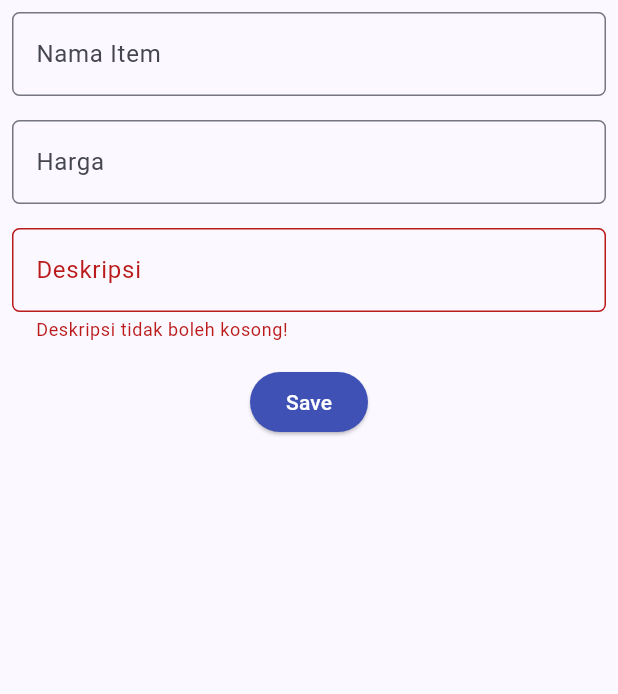
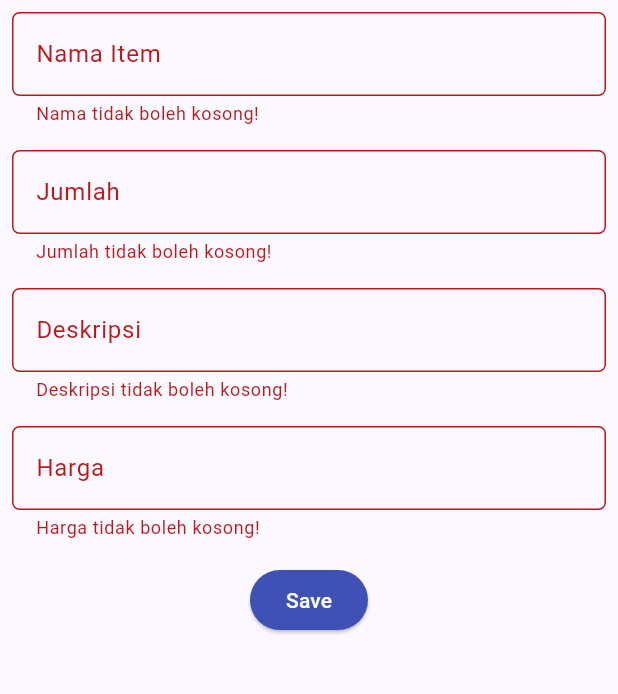
Before and after one commit to HilmyAmmar/inventory_app_mobile, a Flutter app: the ShopFormPage screen opened directly, after a tap on "Save", on a phone screen of 412 x 824 dp, the part 84-778 px from its top. Run offline on Flutter 3.47's test engine with Material 2 defaults, Android fonts, the phone set to English and light mode, and no system bars; missing offline and left inert: pbp_django_auth; network calls fail.

Commit message:
tugas 9 selesai

```diff
--- a/lib/screens/shoplist_form.dart
+++ b/lib/screens/shoplist_form.dart
@@ -1,5 +1,10 @@
+import 'dart:convert';
+
 import 'package:flutter/material.dart';
+import 'package:inventory_app/screens/menu.dart';
 import 'package:inventory_app/widgets/left_drawer.dart';
+import 'package:pbp_django_auth/pbp_django_auth.dart';
+import 'package:provider/provider.dart';
 
 class ShopFormPage extends StatefulWidget {
   const ShopFormPage({super.key});
@@ -11,10 +16,12 @@ class ShopFormPage extends StatefulWidget {
 class _ShopFormPageState extends State<ShopFormPage> {
   final _formKey = GlobalKey<FormState>();
   String _name = "";
+  int _amount = 0;
+  String _description = "";
   int _price = 0;
-  String _description = "";
   @override
   Widget build(BuildContext context) {
+    final request = context.watch<CookieRequest>();
     return Scaffold(
       appBar: AppBar(
         title: const Center(
@@ -59,23 +66,23 @@ class _ShopFormPageState extends State<ShopFormPage> {
               padding: const EdgeInsets.all(8.0),
               child: TextFormField(
                 decoration: InputDecoration(
-                  hintText: "Harga",
-                  labelText: "Harga",
+                  hintText: "Jumlah",
+                  labelText: "Jumlah",
                   border: OutlineInputBorder(
                     borderRadius: BorderRadius.circular(5.0),
                   ),
                 ),
                 onChanged: (String? value) {
                   setState(() {
-                    _price = int.parse(value!);
+                    _amount = int.parse(value!);
                   });
                 },
                 validator: (String? value) {
                   if (value == null || value.isEmpty) {
-                    return "Harga tidak boleh kosong!";
+                    return "Jumlah tidak boleh kosong!";
                   }
                   if (int.tryParse(value) == null) {
-                    return "Harga harus berupa angka!";
+                    return "Jumlah harus berupa angka!";
                   }
                   return null;
                 },
@@ -104,6 +111,32 @@ class _ShopFormPageState extends State<ShopFormPage> {
                 },
               ),
             ),
+            Padding(
+              padding: const EdgeInsets.all(8.0),
+              child: TextFormField(
+                decoration: InputDecoration(
+                  hintText: "Harga",
+                  labelText: "Harga",
+                  border: OutlineInputBorder(
+                    borderRadius: BorderRadius.circular(5.0),
+                  ),
+                ),
+                onChanged: (String? value) {
+                  setState(() {
+                    _price = int.parse(value!);
+                  });
+                },
+                validator: (String? value) {
+                  if (value == null || value.isEmpty) {
+                    return "Harga tidak boleh kosong!";
+                  }
+                  if (int.tryParse(value) == null) {
+                    return "Harga harus berupa angka!";
+                  }
+                  return null;
+                },
+              ),
+            ),
             Align(
               alignment: Alignment.bottomCenter,
               child: Padding(
@@ -112,36 +145,36 @@ class _ShopFormPageState extends State<ShopFormPage> {
                   style: ButtonStyle(
                     backgroundColor: MaterialStateProperty.all(Colors.indigo),
                   ),
-                  onPressed: () {
+                  onPressed: () async {
                     if (_formKey.currentState!.validate()) {
-                      showDialog(
-                        context: context,
-                        builder: (context) {
-                          return AlertDialog(
-                            title: const Text('Item berhasil tersimpan'),
-                            content: SingleChildScrollView(
-                              child: Column(
-                                crossAxisAlignment: CrossAxisAlignment.start,
-                                children: [
-                                  Text('Nama: $_name'),
-                                  Text('Price: $_price'),
-                                  Text('Description: $_description'),
-                                ],
-                              ),
-                            ),
-                            actions: [
-                              TextButton(
-                                child: const Text('OK'),
-                                onPressed: () {
-                                  Navigator.pop(context);
-                                },
-                              ),
-                            ],
-                          );
-                        },
-                      );
+                      // Kirim ke Django dan tunggu respons
+                      // TODO: Ganti URL dan jangan lupa tambahkan trailing slash (/) di akhir URL!
+                      final response = await request.postJson(
+                          "http://127.0.0.1:8000/create-flutter/",
+                          jsonEncode(<String, String>{
+                            'name': _name,
+                            'amount': _amount.toString(),
+                            'description': _description,
+                            'price': _price.toString(),
+                            // TODO: Sesuaikan field data sesuai dengan aplikasimu
+                          }));
+                      if (response['status'] == 'success') {
+                        ScaffoldMessenger.of(context)
+                            .showSnackBar(const SnackBar(
+                          content: Text("Produk baru berhasil disimpan!"),
+                        ));
+                        Navigator.pushReplacement(
+                          context,
+                          MaterialPageRoute(builder: (context) => MyHomePage()),
+                        );
+                      } else {
+                        ScaffoldMessenger.of(context)
+                            .showSnackBar(const SnackBar(
+                          content:
+                              Text("Terdapat kesalahan, silakan coba lagi."),
+                        ));
+                      }
                     }
-                    _formKey.currentState!.reset();
                   },
                   child: const Text(
                     "Save",
--- a/lib/widgets/left_drawer.dart
+++ b/lib/widgets/left_drawer.dart
@@ -1,6 +1,7 @@
 import 'package:flutter/material.dart';
 import 'package:inventory_app/screens/menu.dart';
 import 'package:inventory_app/screens/shoplist_form.dart';
+import 'package:inventory_app/screens/list_product.dart';
 
 class LeftDrawer extends StatelessWidget {
   const LeftDrawer({super.key});
@@ -62,6 +63,17 @@ class LeftDrawer extends StatelessWidget {
                   ));
             },
           ),
+          ListTile(
+            leading: const Icon(Icons.shopping_basket),
+            title: const Text('Daftar Produk'),
+            onTap: () {
+              // Route menu ke halaman produk
+              Navigator.push(
+                context,
+                MaterialPageRoute(builder: (context) => const ProductPage()),
+              );
+            },
+          ),
         ],
       ),
     );
--- a/pubspec.yaml
+++ b/pubspec.yaml
@@ -35,6 +35,9 @@ dependencies:
   # The following adds the Cupertino Icons font to your application.
   # Use with the CupertinoIcons class for iOS style icons.
   cupertino_icons: ^1.0.2
+  provider: ^6.1.1
+  pbp_django_auth: ^0.4.0
+  http: ^1.1.0
 
 dev_dependencies:
   flutter_test:
```
Also changed, not shown: lib/main.dart (+16 -24 lines), lib/models/product.dart (added, +88 -0 lines), lib/screens/list_product.dart (added, +90 -0 lines), lib/screens/login.dart (added, +114 -0 lines), lib/widgets/shop_card.dart (+28 -1 lines), pubspec.lock, 2 other files.
